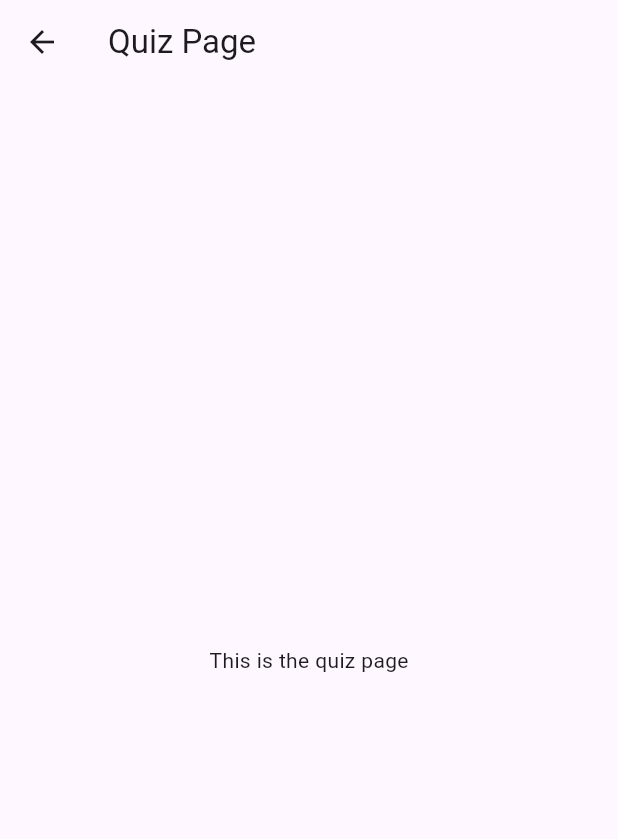
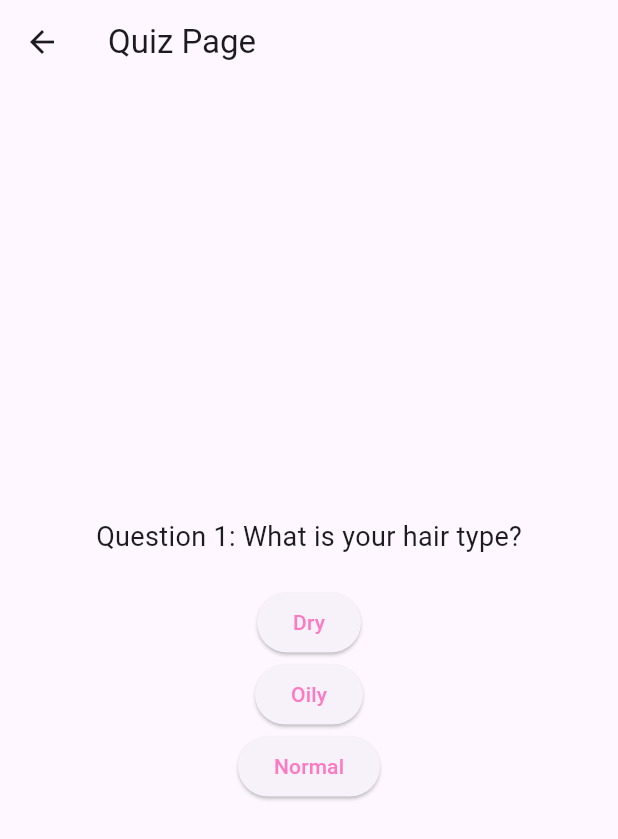
Before and after one commit to selenayyalcin/hair-product, a Flutter app: the QuizPage screen opened directly, on a phone screen of 412 x 824 dp. Shown: the top 839 px of the screen. Run offline on Flutter 3.47's test engine with Material 3 defaults, Android fonts, the phone set to English and light mode, and no system bars; our stand-ins replace google_fonts.

Commit message:
adding quiz questions and a template results page

```diff
--- a/lib/pages/quiz_page.dart
+++ b/lib/pages/quiz_page.dart
@@ -1,16 +1,98 @@
 import 'package:flutter/material.dart';
+import 'package:hair_products/pages/result_page.dart';
 
-class QuizPage extends StatelessWidget {
+class QuizPage extends StatefulWidget {
+  const QuizPage({super.key});
+
+  @override
+  _QuizPageState createState() => _QuizPageState();
+}
+
+class _QuizPageState extends State<QuizPage> {
+  int currentQuestionIndex = 0;
+  List<Map<String, dynamic>> questions = [
+    {
+      'question': 'Question 1: What is your hair type?',
+      'options': ['Dry', 'Oily', 'Normal'],
+    },
+    {
+      'question': 'Question 2: What hair problem would you like to solve?',
+      'options': ['Split ends', 'Dandruff', 'Color fading'],
+    },
+    {
+      'question': 'Question 3: How would you describe the volume of your hair?',
+      'options': ['Sparse', 'Normal', 'Thick'],
+    },
+    {
+      'question': 'Question 4: How do you define the health of your hair?',
+      'options': ['Damaged', 'Colored', 'Normal'],
+    },
+    {
+      'question': 'Question 5: How often do you wash your hair?',
+      'options': ['Every day', 'Every two days', 'Less frequently'],
+    },
+  ];
+
+  Map<String, dynamic> userAnswers = {};
+
   @override
   Widget build(BuildContext context) {
-    // Quiz sayfasının içeriği buraya eklenebilir
     return Scaffold(
       appBar: AppBar(
-        title: Text("Quiz Page"),
+        title: const Text("Quiz Page"),
       ),
       body: Center(
-        child: Text("This is the quiz page"),
+        child: Padding(
+          padding: const EdgeInsets.all(32.0),
+          child: Column(
+            mainAxisAlignment: MainAxisAlignment.center,
+            crossAxisAlignment: CrossAxisAlignment.center,
+            children: [
+              Text(
+                questions[currentQuestionIndex]['question'],
+                style: const TextStyle(fontSize: 18),
+              ),
+              const SizedBox(height: 20),
+              Column(
+                children: List.generate(
+                  questions[currentQuestionIndex]['options'].length,
+                  (index) => ElevatedButton(
+                    onPressed: () {
+                      saveUserAnswer(index);
+                      moveToNextQuestion();
+                    },
+                    child: Text(
+                        questions[currentQuestionIndex]['options'][index],
+                        style: const TextStyle(
+                            color: Color.fromARGB(255, 255, 120, 194))),
+                  ),
+                ),
+              ),
+            ],
+          ),
+        ),
       ),
     );
   }
+
+  void saveUserAnswer(int userAnswerIndex) {
+    String currentQuestion = questions[currentQuestionIndex]['question'];
+    userAnswers[currentQuestion] =
+        questions[currentQuestionIndex]['options'][userAnswerIndex];
+  }
+
+  void moveToNextQuestion() {
+    setState(() {
+      if (currentQuestionIndex < questions.length - 1) {
+        currentQuestionIndex++;
+      } else {
+        Navigator.push(
+          context,
+          MaterialPageRoute(
+            builder: (context) => ResultPage(userAnswers: userAnswers),
+          ),
+        );
+      }
+    });
+  }
 }
```
Also changed, not shown: lib/pages/result_page.dart (added, +30 -0 lines).
